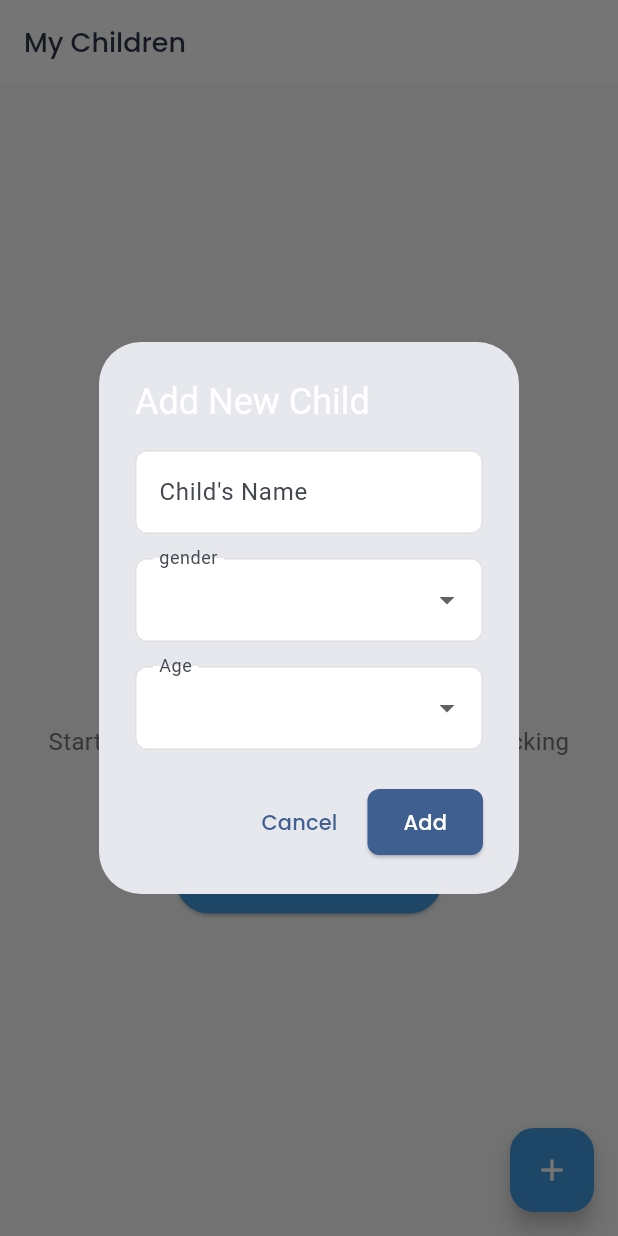
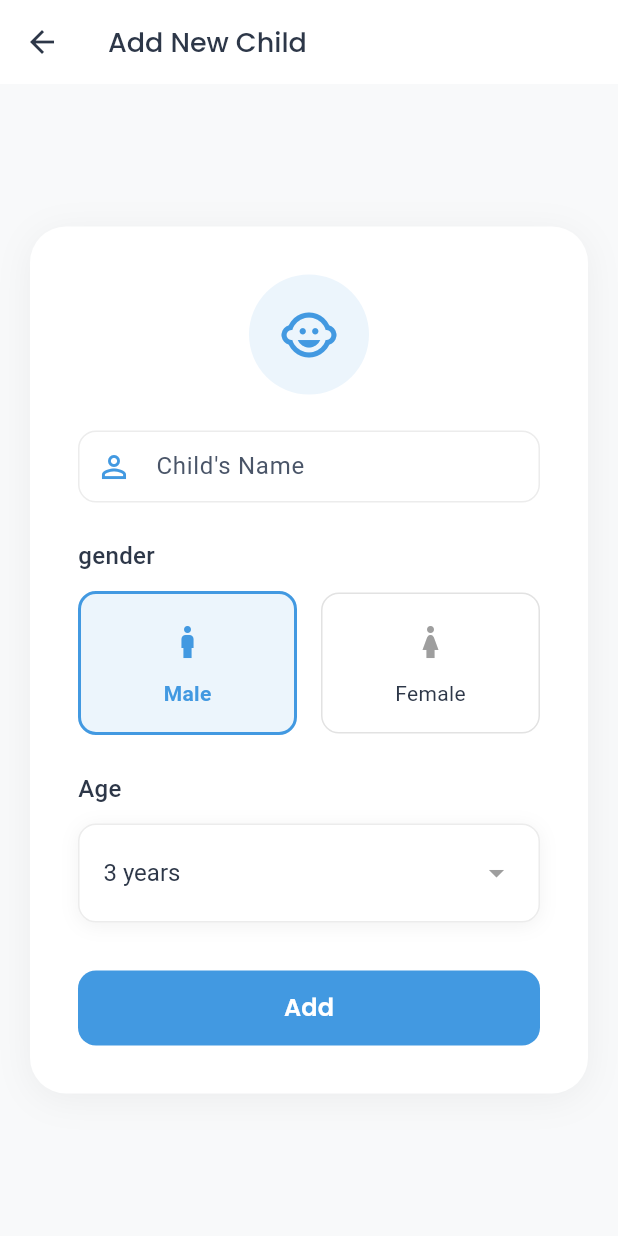
Before and after one commit to mahmoodhamdi/khuta, a Flutter app: the HomeScreen screen opened directly, after a tap on the "add" icon, on a phone screen of 412 x 824 dp. Run offline on Flutter 3.47's test engine with Material 3 defaults, Android fonts, the phone set to English and light mode, and no system bars; our stand-ins replace cloud_firestore, easy_localization, equatable, firebase_auth, firebase_core, flutter_bloc and 1 more; accounts and stored records are empty.

Commit message:
- Implement AddChildScreen for adding new child details - Refactor child addition logic from HomeScreen to use AddChildScreen - Update input themes for consistent styling across light and dark modes

```diff
--- /dev/null
+++ b/lib/core/theme/input_themes.dart
@@ -0,0 +1,94 @@
+import 'package:flutter/material.dart';
+
+class InputThemes {
+  static InputDecorationTheme lightInputTheme = InputDecorationTheme(
+    filled: true,
+    fillColor: Colors.white,
+    contentPadding: const EdgeInsets.symmetric(horizontal: 16, vertical: 12),
+    border: OutlineInputBorder(
+      borderRadius: BorderRadius.circular(12),
+      borderSide: BorderSide(color: Colors.grey.withOpacity(0.3)),
+    ),
+    enabledBorder: OutlineInputBorder(
+      borderRadius: BorderRadius.circular(12),
+      borderSide: BorderSide(color: Colors.grey.withOpacity(0.2)),
+    ),
+    focusedBorder: OutlineInputBorder(
+      borderRadius: BorderRadius.circular(12),
+      borderSide: const BorderSide(color: Color(0xFF4299E1), width: 2),
+    ),
+    errorBorder: OutlineInputBorder(
+      borderRadius: BorderRadius.circular(12),
+      borderSide: BorderSide(color: Colors.red.shade300),
+    ),
+    labelStyle: const TextStyle(color: Color(0xFF4A5568)),
+    hintStyle: TextStyle(color: Colors.grey.shade400),
+    prefixIconColor: const Color(0xFF4299E1),
+    suffixIconColor: const Color(0xFF4299E1),
+  );
+
+  static InputDecorationTheme darkInputTheme = InputDecorationTheme(
+    filled: true,
+    fillColor: const Color(0xFF2D3748),
+    contentPadding: const EdgeInsets.symmetric(horizontal: 16, vertical: 12),
+    border: OutlineInputBorder(
+      borderRadius: BorderRadius.circular(12),
+      borderSide: BorderSide(color: Colors.grey.shade700),
+    ),
+    enabledBorder: OutlineInputBorder(
+      borderRadius: BorderRadius.circular(12),
+      borderSide: BorderSide(color: Colors.grey.shade800),
+    ),
+    focusedBorder: OutlineInputBorder(
+      borderRadius: BorderRadius.circular(12),
+      borderSide: const BorderSide(color: Color(0xFF63B3ED), width: 2),
+    ),
+    errorBorder: OutlineInputBorder(
+      borderRadius: BorderRadius.circular(12),
+      borderSide: BorderSide(color: Colors.red.shade300),
+    ),
+    labelStyle: const TextStyle(color: Color(0xFFE2E8F0)),
+    hintStyle: TextStyle(color: Colors.grey.shade500),
+    prefixIconColor: const Color(0xFF63B3ED),
+    suffixIconColor: const Color(0xFF63B3ED),
+  );
+
+  static DropdownMenuThemeData lightDropdownTheme = DropdownMenuThemeData(
+    textStyle: const TextStyle(color: Color(0xFF2D3748), fontSize: 16),
+    menuStyle: MenuStyle(
+      backgroundColor: WidgetStateProperty.all(Colors.white),
+      elevation: WidgetStateProperty.all(8),
+      shape: WidgetStateProperty.all(
+        RoundedRectangleBorder(borderRadius: BorderRadius.circular(12)),
+      ),
+    ),
+  );
+
+  static DropdownMenuThemeData darkDropdownTheme = DropdownMenuThemeData(
+    textStyle: const TextStyle(color: Color(0xFFE2E8F0), fontSize: 16),
+    menuStyle: MenuStyle(
+      backgroundColor: WidgetStateProperty.all(const Color(0xFF2D3748)),
+      elevation: WidgetStateProperty.all(8),
+      shape: WidgetStateProperty.all(
+        RoundedRectangleBorder(borderRadius: BorderRadius.circular(12)),
+      ),
+    ),
+  );
+
+  static BoxDecoration getDropdownDecoration(bool isDark) {
+    return BoxDecoration(
+      color: isDark ? const Color(0xFF2D3748) : Colors.white,
+      borderRadius: BorderRadius.circular(12),
+      border: Border.all(
+        color: isDark ? Colors.grey.shade800 : Colors.grey.withOpacity(0.2),
+      ),
+      boxShadow: [
+        BoxShadow(
+          color: Colors.black.withOpacity(0.05),
+          blurRadius: 10,
+          offset: const Offset(0, 2),
+        ),
+      ],
+    );
+  }
+}
--- a/lib/screens/child/add_child_screen.dart
+++ b/lib/screens/child/add_child_screen.dart
@@ -0,0 +1,330 @@
+import 'package:easy_localization/easy_localization.dart';
+import 'package:flutter/material.dart';
+import 'package:khuta/core/theme/input_themes.dart';
+import 'package:khuta/models/child.dart';
+
+class AddChildScreen extends StatefulWidget {
+  final Function(Child) onAddChild;
+
+  const AddChildScreen({super.key, required this.onAddChild});
+
+  @override
+  State<AddChildScreen> createState() => _AddChildScreenState();
+}
+
+class _AddChildScreenState extends State<AddChildScreen> {
+  final _formKey = GlobalKey<FormState>();
+  final _nameController = TextEditingController();
+  int _selectedAge = 3;
+  String _selectedGender = 'male';
+  bool _isLoading = false;
+
+  @override
+  void dispose() {
+    _nameController.dispose();
+    super.dispose();
+  }
+
+  void _handleSubmit() {
+    if (_formKey.currentState?.validate() ?? false) {
+      setState(() => _isLoading = true);
+
+      final newChild = Child(
+        id: '',
+        name: _nameController.text.trim(),
+        gender: _selectedGender,
+        age: _selectedAge,
+        testResults: [],
+        createdAt: DateTime.now(),
+      );
+
+      widget.onAddChild(newChild);
+      Navigator.pop(context);
+    }
+  }
+
+  @override
+  Widget build(BuildContext context) {
+    final isRTL = context.locale.languageCode == 'ar';
+    final screenWidth = MediaQuery.of(context).size.width;
+    final isMobile = screenWidth < 600;
+    final isDark = Theme.of(context).brightness == Brightness.dark;
+
+    return Theme(
+      data: Theme.of(context).copyWith(
+        inputDecorationTheme: isDark
+            ? InputThemes.darkInputTheme
+            : InputThemes.lightInputTheme,
+        dropdownMenuTheme: isDark
+            ? InputThemes.darkDropdownTheme
+            : InputThemes.lightDropdownTheme,
+      ),
+      child: Scaffold(
+        backgroundColor: isDark
+            ? const Color(0xFF1A202C)
+            : const Color(0xFFF8F9FA),
+        appBar: AppBar(
+          title: Text('add_new_child'.tr()),
+          backgroundColor: isDark ? const Color(0xFF2D3748) : Colors.white,
+          foregroundColor: isDark ? Colors.white : const Color(0xFF2D3748),
+          elevation: 0,
+          leading: IconButton(
+            icon: Icon(isRTL ? Icons.arrow_forward : Icons.arrow_back),
+            onPressed: () => Navigator.pop(context),
+          ),
+        ),
+        body: SafeArea(
+          child: Center(
+            child: SingleChildScrollView(
+              padding: EdgeInsets.all(isMobile ? 20 : 40),
+              child: Container(
+                width: isMobile ? double.infinity : 600,
+                padding: const EdgeInsets.all(32),
+                decoration: BoxDecoration(
+                  color: isDark ? const Color(0xFF2D3748) : Colors.white,
+                  borderRadius: BorderRadius.circular(24),
+                  boxShadow: [
+                    BoxShadow(
+                      color: Colors.black.withOpacity(isDark ? 0.3 : 0.05),
+                      blurRadius: 20,
+                      offset: const Offset(0, 4),
+                    ),
+                  ],
+                ),
+                child: Form(
+                  key: _formKey,
+                  child: Column(
+                    crossAxisAlignment: CrossAxisAlignment.start,
+                    children: [
+                      // Header with icon
+                      Center(
+                        child: Container(
+                          width: 80,
+                          height: 80,
+                          decoration: BoxDecoration(
+                            color:
+                                (isDark
+                                        ? const Color(0xFF63B3ED)
+                                        : const Color(0xFF4299E1))
+                                    .withOpacity(0.1),
+                            shape: BoxShape.circle,
+                          ),
+                          child: Icon(
+                            Icons.child_care,
+                            size: 40,
+                            color: isDark
+                                ? const Color(0xFF63B3ED)
+                                : const Color(0xFF4299E1),
+                          ),
+                        ),
+                      ),
+                      const SizedBox(height: 24),
+
+                      // Name field
+                      TextFormField(
+                        controller: _nameController,
+                        decoration: InputDecoration(
+                          labelText: 'child_name'.tr(),
+                          prefixIcon: const Icon(Icons.person_outline),
+                        ),
+                        validator: (value) {
+                          if (value?.trim().isEmpty ?? true) {
+                            return 'name_required'.tr();
+                          }
+                          return null;
+                        },
+                      ),
+                      const SizedBox(height: 24),
+
+                      // Gender selection with radio tiles
+                      Text(
+                        'gender'.tr(),
+                        style: TextStyle(
+                          fontSize: 16,
+                          fontWeight: FontWeight.w500,
+                          color: isDark
+                              ? Colors.white
+                              : const Color(0xFF2D3748),
+                        ),
+                      ),
+                      const SizedBox(height: 12),
+                      Row(
+                        children: [
+                          Expanded(
+                            child: _buildGenderOption(
+                              'male',
+                              Icons.boy,
+                              isDark
+                                  ? const Color(0xFF63B3ED)
+                                  : const Color(0xFF4299E1),
+                              isDark,
+                            ),
+                          ),
+                          const SizedBox(width: 16),
+                          Expanded(
+                            child: _buildGenderOption(
+                              'female',
+                              Icons.girl,
+                              isDark
+                                  ? const Color(0xFFF687B3)
+                                  : const Color(0xFFED64A6),
+                              isDark,
+                            ),
+                          ),
+                        ],
+                      ),
+                      const SizedBox(height: 24),
+
+                      // Age selection
+                      Text(
+                        'age'.tr(),
+                        style: TextStyle(
+                          fontSize: 16,
+                          fontWeight: FontWeight.w500,
+                          color: isDark
+                              ? Colors.white
+                              : const Color(0xFF2D3748),
+                        ),
+                      ),
+                      const SizedBox(height: 12),
+                      Container(
+                        padding: const EdgeInsets.symmetric(
+                          horizontal: 16,
+                          vertical: 8,
+                        ),
+                        decoration: InputThemes.getDropdownDecoration(isDark),
+                        child: DropdownButtonHideUnderline(
+                          child: DropdownButton<int>(
+                            value: _selectedAge,
+                            isExpanded: true,
+                            icon: Icon(
+                              Icons.arrow_drop_down,
+                              color: isDark ? Colors.white70 : Colors.grey,
+                            ),
+                            dropdownColor: isDark
+                                ? const Color(0xFF2D3748)
+                                : Colors.white,
+                            style: TextStyle(
+                              color: isDark
+                                  ? Colors.white
+                                  : const Color(0xFF2D3748),
+                              fontSize: 16,
+                            ),
+                            items: List.generate(15, (index) => index + 3)
+                                .map(
+                                  (age) => DropdownMenuItem(
+                                    value: age,
+                                    child: Text('$age ${'years'.tr()}'),
+                                  ),
+                                )
+                                .toList(),
+                            onChanged: (value) {
+                              if (value != null) {
+                                setState(() => _selectedAge = value);
+                              }
+                            },
+                          ),
+                        ),
+                      ),
+                      const SizedBox(height: 32),
+
+                      // Submit button
+                      SizedBox(
+                        width: double.infinity,
+                        height: 50,
+                        child: ElevatedButton(
+                          onPressed: _isLoading ? null : _handleSubmit,
+                          style: ElevatedButton.styleFrom(
+                            backgroundColor: isDark
+                                ? const Color(0xFF63B3ED)
+                                : const Color(0xFF4299E1),
+                            foregroundColor: Colors.white,
+                            shape: RoundedRectangleBorder(
+                              borderRadius: BorderRadius.circular(12),
+                            ),
+                            elevation: 0,
+                          ),
+                          child: _isLoading
+                              ? const SizedBox(
+                                  width: 20,
+                                  height: 20,
+                                  child: CircularProgressIndicator(
+                                    strokeWidth: 2,
+                                    valueColor: AlwaysStoppedAnimation<Color>(
+                                      Colors.white,
+                                    ),
+                                  ),
+                                )
+                              : Text(
+                                  'add'.tr(),
+                                  style: const TextStyle(
+                                    fontSize: 16,
+                                    fontWeight: FontWeight.w600,
+                                  ),
+                                ),
+                        ),
+                      ),
+                    ],
+                  ),
+                ),
+              ),
+            ),
+          ),
+        ),
+      ),
+    );
+  }
+
+  Widget _buildGenderOption(
+    String gender,
+    IconData icon,
+    Color color,
+    bool isDark,
+  ) {
+    final isSelected = _selectedGender == gender;
+    return InkWell(
+      onTap: () => setState(() => _selectedGender = gender),
+      borderRadius: BorderRadius.circular(12),
+      child: Container(
+        padding: const EdgeInsets.symmetric(vertical: 16),
+        decoration: BoxDecoration(
+          color: isSelected
+              ? color.withOpacity(isDark ? 0.15 : 0.1)
+              : isDark
+              ? const Color(0xFF2D3748)
+              : Colors.white,
+          border: Border.all(
+            color: isSelected
+                ? color
+                : (isDark
+                      ? Colors.grey.shade800
+                      : Colors.grey.withOpacity(0.3)),
+            width: isSelected ? 2 : 1,
+          ),
+          borderRadius: BorderRadius.circular(12),
+        ),
+        child: Column(
+          children: [
+            Icon(
+              icon,
+              color: isSelected
+                  ? color
+                  : (isDark ? Colors.white70 : Colors.grey),
+              size: 32,
+            ),
+            const SizedBox(height: 8),
+            Text(
+              gender.tr(),
+              style: TextStyle(
+                color: isSelected
+                    ? color
+                    : (isDark ? Colors.white : const Color(0xFF2D3748)),
+                fontWeight: isSelected ? FontWeight.w600 : FontWeight.normal,
+              ),
+            ),
+          ],
+        ),
+      ),
+    );
+  }
+}
--- a/lib/screens/home/home_screen.dart
+++ b/lib/screens/home/home_screen.dart
@@ -4,6 +4,7 @@ import 'package:firebase_auth/firebase_auth.dart';
 import 'package:flutter/material.dart';
 import 'package:flutter_bloc/flutter_bloc.dart';
 import 'package:khuta/models/child.dart';
+import 'package:khuta/screens/child/add_child_screen.dart';
 import 'package:khuta/screens/child/child_details_screen.dart';
 
 import '../../cubit/auth/auth_cubit.dart';
@@ -83,107 +84,17 @@ class _HomeScreenState extends State<HomeScreen> {
     }
   }
 
-  void _showAddChildDialog() {
-    final nameController = TextEditingController();
-    int selectedAge = 3;
-    String selectedGender = 'male';
-
-    showDialog(
-      context: context,
-      builder: (context) => StatefulBuilder(
-        builder: (context, setDialogState) => AlertDialog(
-          title: Text('add_new_child'.tr()),
-          content: Column(
-            mainAxisSize: MainAxisSize.min,
-            children: [
-              TextField(
-                controller: nameController,
-                decoration: InputDecoration(
-                  labelText: 'child_name'.tr(),
-                  border: OutlineInputBorder(
-                    borderRadius: BorderRadius.circular(12),
-                  ),
-                ),
-              ),
-              const SizedBox(height: 16),
-              DropdownButtonFormField<String>(
-                value: selectedGender,
-                decoration: InputDecoration(
-                  labelText: 'gender'.tr(),
-                  border: OutlineInputBorder(
-                    borderRadius: BorderRadius.circular(12),
-                  ),
-                ),
-                items: [
-                  DropdownMenuItem(value: 'male', child: Text('male'.tr())),
-                  DropdownMenuItem(value: 'female', child: Text('female'.tr())),
-                ],
-                onChanged: (value) {
-                  setDialogState(() {
-                    selectedGender = value!;
-                  });
-                },
-              ),
-              const SizedBox(height: 16),
-              DropdownButtonFormField<int>(
-                value: selectedAge,
-                decoration: InputDecoration(
-                  labelText: 'age'.tr(),
-                  border: OutlineInputBorder(
-                    borderRadius: BorderRadius.circular(12),
-                  ),
-                ),
-                items: List.generate(15, (index) => index + 3)
-                    .map(
-                      (age) => DropdownMenuItem(
-                        value: age,
-                        child: Text('$age ${'years'.tr()}'),
-                      ),
-                    )
-                    .toList(),
-                onChanged: (value) {
-                  setDialogState(() {
-                    selectedAge = value!;
-                  });
-                },
-              ),
-            ],
-          ),
-          actions: [
-            TextButton(
-              onPressed: () => Navigator.pop(context),
-              child: Text('cancel'.tr()),
-            ),
-            ElevatedButton(
-              onPressed: () {
-                if (nameController.text.trim().isNotEmpty) {
-                  final newChild = Child(
-                    id: '',
-                    name: nameController.text.trim(),
-                    gender: selectedGender,
-                    age: selectedAge,
-                    testResults: [],
-                    createdAt: DateTime.now(),
-                  );
-                  _addChild(newChild);
-                  Navigator.pop(context);
-                }
-              },
-              style: ElevatedButton.styleFrom(
-                backgroundColor: Theme.of(context).primaryColor,
-                foregroundColor: Colors.white,
-              ),
-              child: Text('add'.tr()),
-            ),
-          ],
-        ),
+  void _showAddChildScreen() {
+    Navigator.push(
+      context,
+      MaterialPageRoute(
+        builder: (context) => AddChildScreen(onAddChild: _addChild),
       ),
     );
   }
 
   @override
   Widget build(BuildContext context) {
-
     return BlocListener<AuthCubit, AuthState>(
       listener: (context, state) {
         if (state is AuthInitial) {
@@ -200,12 +111,6 @@ class _HomeScreenState extends State<HomeScreen> {
           backgroundColor: Colors.white,
           foregroundColor: const Color(0xFF2D3748),
           elevation: 0,
-          // actions: [
-          //   // IconButton(
-          //   //  onPressed: () => context.read<AuthCubit>().signOut(),
-          //   //   icon: const Icon(Icons.logout),
-          //   // ),
-          // ],
         ),
         body: SafeArea(
           child: isLoading
@@ -217,7 +122,7 @@ class _HomeScreenState extends State<HomeScreen> {
               : _buildChildrenList(),
         ),
         floatingActionButton: FloatingActionButton(
-          onPressed: _showAddChildDialog,
+          onPressed: _showAddChildScreen,
           backgroundColor: const Color(0xFF4299E1),
           child: const Icon(Icons.add, color: Colors.white),
         ),
@@ -290,7 +195,7 @@ class _HomeScreenState extends State<HomeScreen> {
           ),
           const SizedBox(height: 32),
           ElevatedButton.icon(
-            onPressed: _showAddChildDialog,
+            onPressed: _showAddChildScreen,
             icon: const Icon(Icons.add),
             label: Text('add_first_child'.tr()),
             style: ElevatedButton.styleFrom(
```
